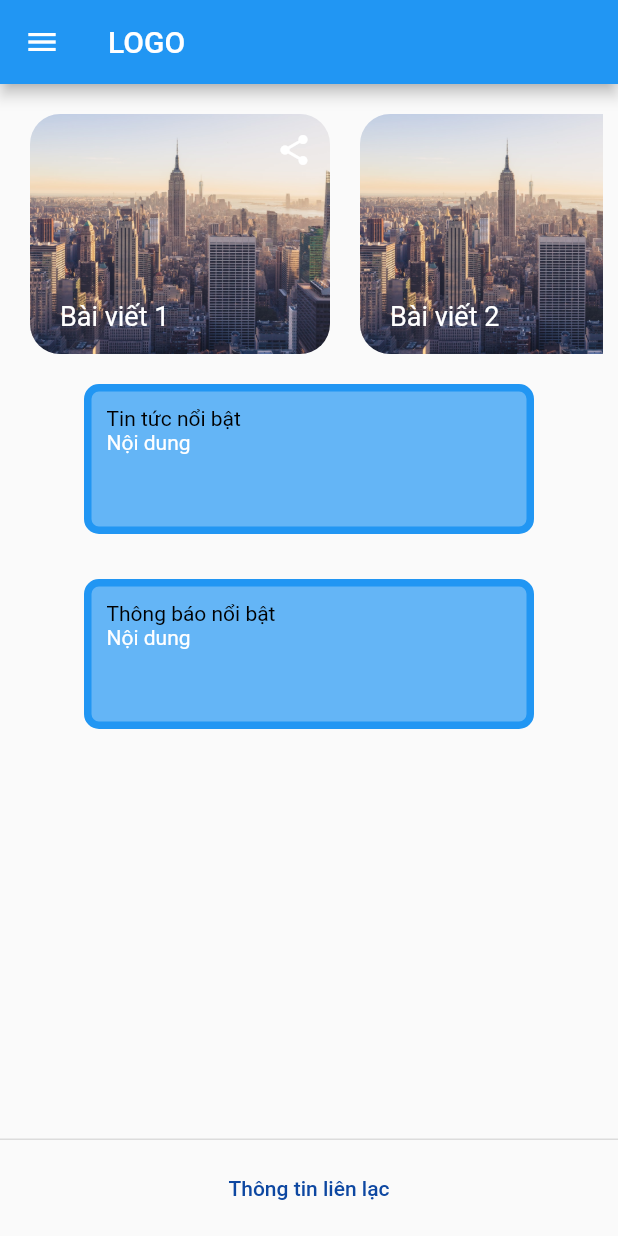
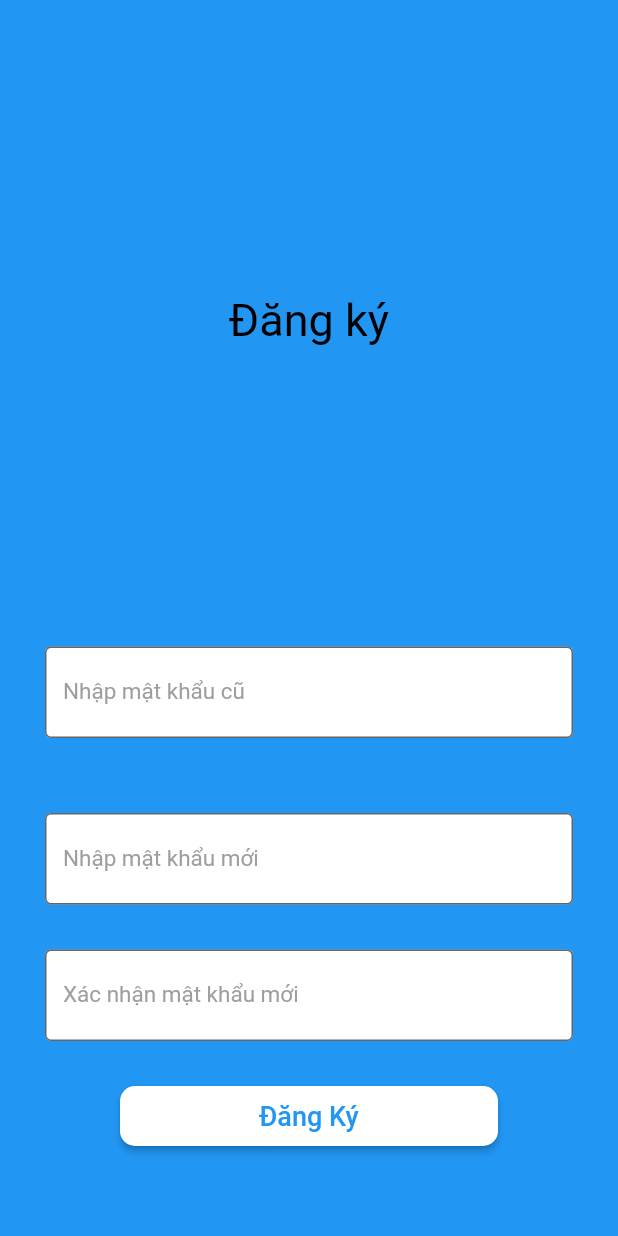
Before and after one commit to NguyenMinhDuc217/studentinformationmanagement, a Flutter app: the screen it shows after launch, after a tap on "Đăng ký", on a phone screen of 412 x 824 dp. Run offline on Flutter 3.47's test engine with Material 2 defaults, Android fonts, the phone set to English and light mode, and no system bars.

Commit message:
chinh sua dang ky

```diff
--- a/lib/login.dart
+++ b/lib/login.dart
@@ -76,7 +76,12 @@ class _LoginPageState extends State<LoginPage> {
                     color: Colors.white,
                     shape: RoundedRectangleBorder(
                         borderRadius: BorderRadius.all(Radius.circular(10))),
-                    onPressed: () {},
+                    onPressed: () {
+                      Navigator.push(
+                          context,
+                          MaterialPageRoute(
+                              builder: (context) => const HomePage()));
+                    },
                     child: Text(
                       "Đăng Nhập",
                       style: TextStyle(color: Colors.blue, fontSize: 18),
--- a/lib/register.dart
+++ b/lib/register.dart
@@ -0,0 +1,96 @@
+import 'package:flutter/material.dart';
+import 'package:student_information_management/homepage.dart';
+
+class Register extends StatefulWidget {
+  const Register({Key? key}) : super(key: key);
+  @override
+  _RegisterState createState() => _RegisterState();
+}
+
+class _RegisterState extends State<Register> {
+  @override
+  Widget build(BuildContext context) {
+    return MaterialApp(
+      title: 'Flutter Demo',
+      theme: ThemeData(
+        primarySwatch: Colors.purple,
+      ),
+      home: Scaffold(
+        body: Container(
+          padding: EdgeInsets.fromLTRB(30, 0, 30, 40),
+          //constraints: BoxConstraints.expand(),
+          color: Colors.blue,
+          child: Column(
+            mainAxisAlignment: MainAxisAlignment.end,
+            children: <Widget>[
+              Padding(
+                padding: const EdgeInsets.fromLTRB(0, 0, 0, 200),
+                child: Text('Đăng ký',
+                    style: TextStyle(color: Colors.black, fontSize: 30)),
+              ),
+              Padding(
+                padding: const EdgeInsets.fromLTRB(0, 0, 0, 50),
+                child: TextField(
+                  style: TextStyle(fontSize: 18, color: Colors.purple),
+                  decoration: InputDecoration(
+                    filled: true,
+                    fillColor: Colors.white,
+                    labelText: "Nhập mật khẩu cũ",
+                    border: OutlineInputBorder(
+                        borderSide: BorderSide(color: Colors.black)),
+                    labelStyle: TextStyle(color: Colors.grey, fontSize: 15),
+                  ),
+                ),
+              ),
+              Padding(
+                padding: const EdgeInsets.fromLTRB(0, 0, 0, 30),
+                child: TextField(
+                  style: TextStyle(fontSize: 18, color: Colors.black54),
+                  decoration: InputDecoration(
+                    filled: true,
+                    fillColor: Colors.white,
+                    labelText: "Nhập mật khẩu mới",
+                    border: OutlineInputBorder(
+                        borderSide: BorderSide(color: Colors.black)),
+                    labelStyle: TextStyle(color: Colors.grey, fontSize: 15),
+                  ),
+                ),
+              ),
+              Padding(
+                padding: const EdgeInsets.fromLTRB(0, 0, 0, 30),
+                child: TextField(
+                  style: TextStyle(fontSize: 18, color: Colors.black54),
+                  decoration: InputDecoration(
+                    filled: true,
+                    fillColor: Colors.white,
+                    labelText: "Xác nhận mật khẩu mới",
+                    border: OutlineInputBorder(
+                        borderSide: BorderSide(color: Colors.black)),
+                    labelStyle: TextStyle(color: Colors.grey, fontSize: 15),
+                  ),
+                ),
+              ),
+              Padding(
+                padding: const EdgeInsets.fromLTRB(50, 0, 50, 20),
+                child: SizedBox(
+                  width: double.infinity,
+                  height: 40,
+                  child: RaisedButton(
+                    color: Colors.white,
+                    shape: RoundedRectangleBorder(
+                        borderRadius: BorderRadius.all(Radius.circular(10))),
+                    onPressed: () {},
+                    child: Text(
+                      "Đăng Ký",
+                      style: TextStyle(color: Colors.blue, fontSize: 18),
+                    ),
+                  ),
+                ),
+              ),
+            ],
+          ),
+        ),
+      ),
+    );
+  }
+}
--- a/lib/start.dart
+++ b/lib/start.dart
@@ -4,6 +4,7 @@ import 'package:flutter/material.dart';
 
 import 'package:student_information_management/login.dart';
 import 'package:student_information_management/homepage.dart';
+import 'package:student_information_management/register.dart';
 
 class StarPage extends StatefulWidget {
   const StarPage({Key? key}) : super(key: key);
@@ -76,7 +77,7 @@ class _StarPageState extends State<StarPage> {
                       Navigator.push(
                           context,
                           MaterialPageRoute(
-                              builder: (context) => const HomePage()));
+                              builder: (context) => const Register()));
                     },
                     child: Text(
                       "Đăng ký",
```
